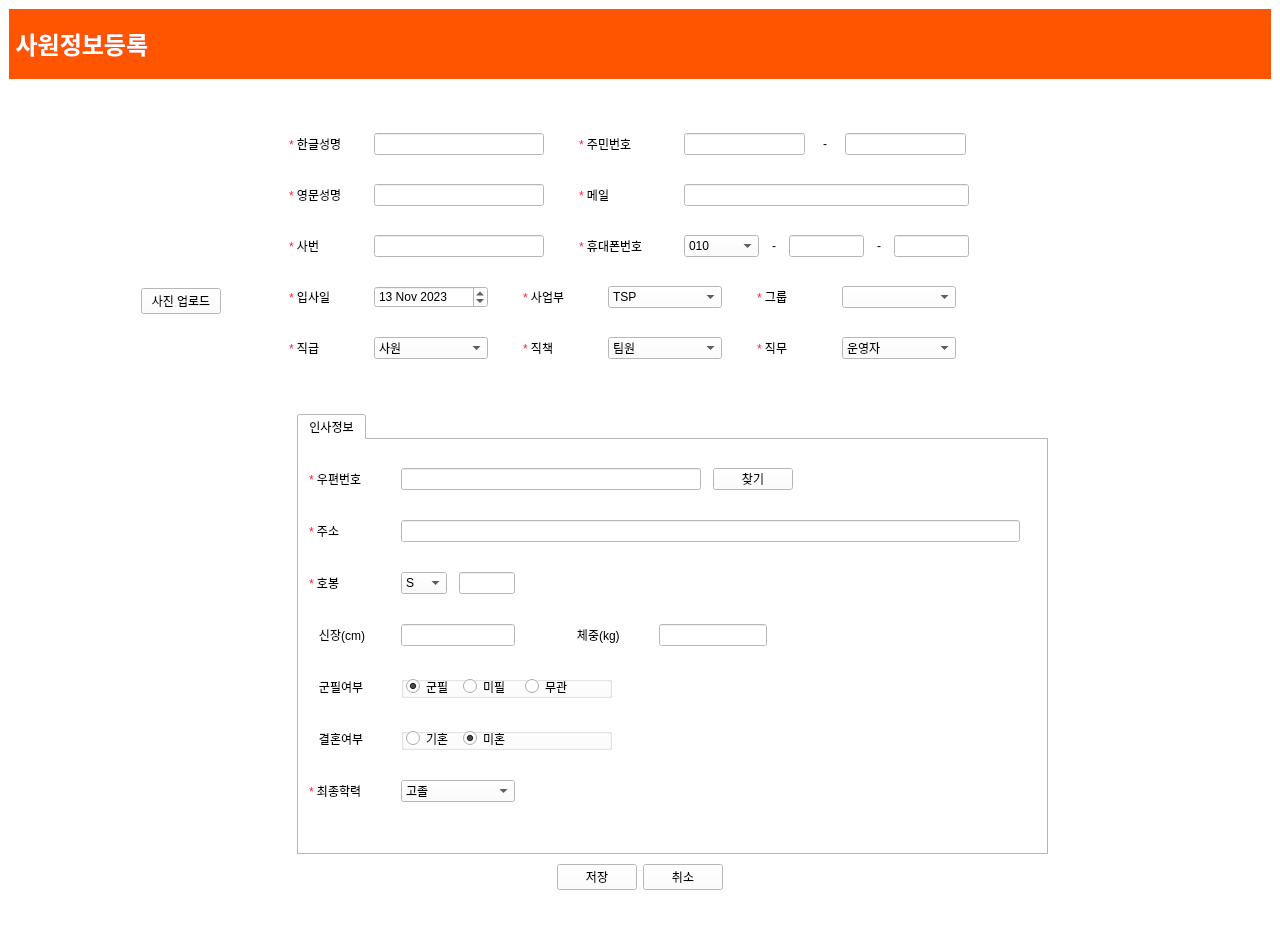
First picture: the form in emp_regist.ui, repository hyeona-jeong/HRIS, before the edit.
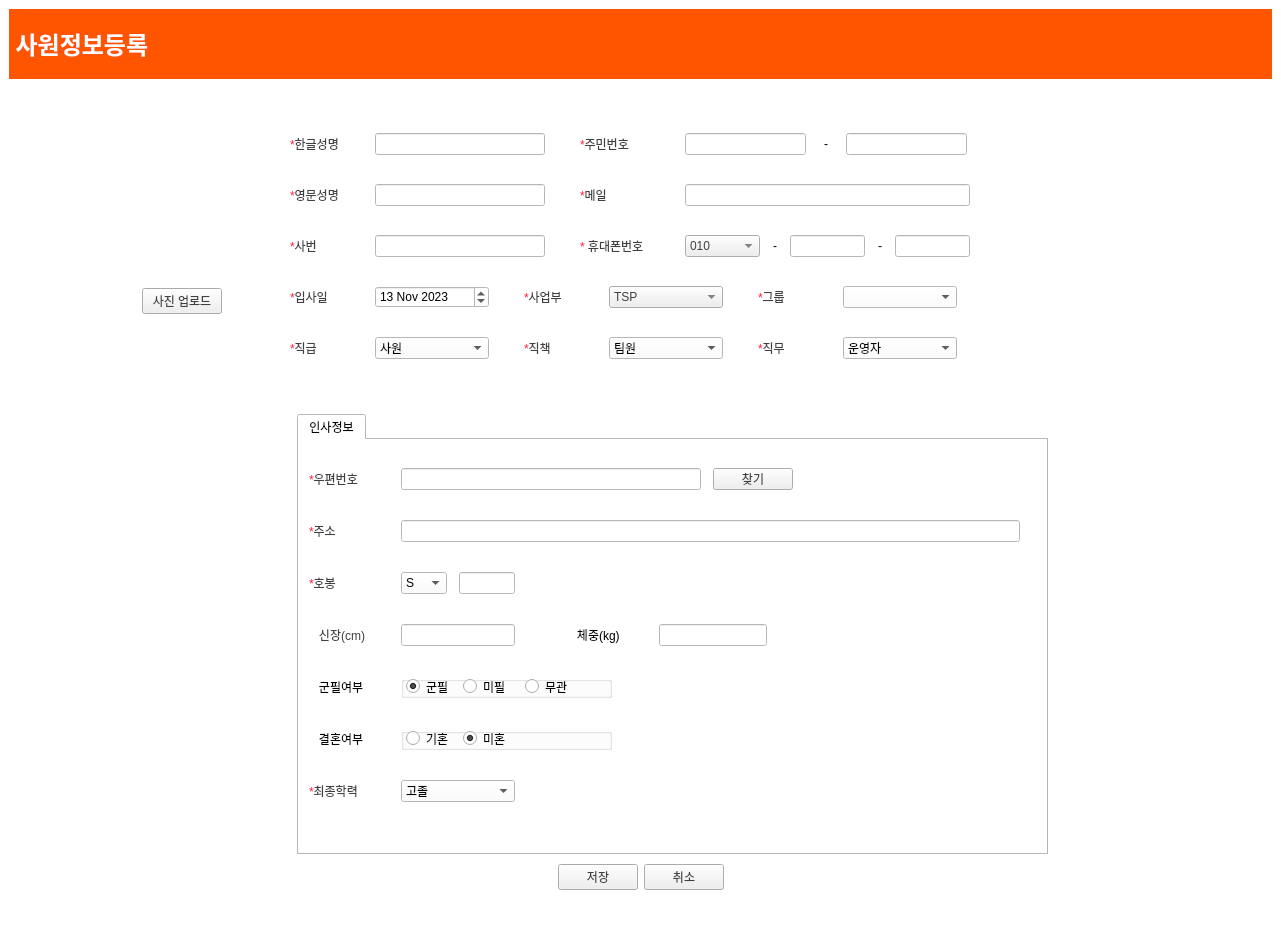
Second picture: the form after the edit. Icons and pictures are not drawn.

```diff
--- a/emp_regist.ui
+++ b/emp_regist.ui
@@ -6,7 +6,7 @@
    <rect>
     <x>0</x>
     <y>0</y>
-    <width>1280</width>
+    <width>1281</width>
     <height>939</height>
    </rect>
   </property>
@@ -596,6 +596,9 @@
             </item>
             <item>
              <widget class="QPushButton" name="addImgBtn">
+              <property name="styleSheet">
+               <string notr="true">color:#404040;</string>
+              </property>
               <property name="text">
                <string>사진 업로드</string>
               </property>
@@ -688,7 +691,7 @@
                </size>
               </property>
               <property name="text">
-               <string>&lt;html&gt;&lt;head/&gt;&lt;body&gt;&lt;p&gt;&lt;span style=&quot; color:#ff1d3b;&quot;&gt;*&lt;/span&gt;&amp;nbsp;한글성명&lt;/p&gt;&lt;/body&gt;&lt;/html&gt;</string>
+               <string>&lt;html&gt;&lt;head/&gt;&lt;body&gt;&lt;p&gt;&lt;span style=&quot; color:#ff1d3b;&quot;&gt;*&lt;/span&gt;&lt;span style=&quot; color:#404040;&quot;&gt;한글성명&lt;/span&gt;&lt;/p&gt;&lt;/body&gt;&lt;/html&gt;</string>
               </property>
               <property name="alignment">
                <set>Qt::AlignLeading|Qt::AlignLeft|Qt::AlignVCenter</set>
@@ -754,8 +757,7 @@
                </size>
               </property>
               <property name="text">
-               <string>
-&lt;html&gt;&lt;head/&gt;&lt;body&gt;&lt;p&gt;&lt;span style=&quot; color:#ff1d3b;&quot;&gt;*&lt;/span&gt;&amp;nbsp;주민번호&lt;/p&gt;&lt;/body&gt;&lt;/html&gt;</string>
+               <string>&lt;html&gt;&lt;head/&gt;&lt;body&gt;&lt;p&gt;&lt;span style=&quot; color:#ff1d3b;&quot;&gt;*&lt;/span&gt;&lt;span style=&quot; color:#404040;&quot;&gt;주민번호&lt;/span&gt;&lt;/p&gt;&lt;/body&gt;&lt;/html&gt;</string>
               </property>
               <property name="alignment">
                <set>Qt::AlignLeading|Qt::AlignLeft|Qt::AlignVCenter</set>
@@ -872,7 +874,7 @@
                </size>
               </property>
               <property name="text">
-               <string>&lt;html&gt;&lt;head/&gt;&lt;body&gt;&lt;p&gt;&lt;span style=&quot; color:#ff1d3b;&quot;&gt;*&lt;/span&gt;&amp;nbsp;영문성명&lt;/p&gt;&lt;/body&gt;&lt;/html&gt;</string>
+               <string>&lt;html&gt;&lt;head/&gt;&lt;body&gt;&lt;p&gt;&lt;span style=&quot; color:#ff1d3b;&quot;&gt;*&lt;/span&gt;&lt;span style=&quot; color:#404040;&quot;&gt;영문성명&lt;/span&gt;&lt;/p&gt;&lt;/body&gt;&lt;/html&gt;</string>
               </property>
               <property name="alignment">
                <set>Qt::AlignLeading|Qt::AlignLeft|Qt::AlignVCenter</set>
@@ -938,8 +940,7 @@
                </size>
               </property>
               <property name="text">
-               <string>
-&lt;html&gt;&lt;head/&gt;&lt;body&gt;&lt;p&gt;&lt;span style=&quot; color:#ff1d3b;&quot;&gt;*&lt;/span&gt;&amp;nbsp;메일&lt;/p&gt;&lt;/body&gt;&lt;/html&gt;</string>
+               <string>&lt;html&gt;&lt;head/&gt;&lt;body&gt;&lt;p&gt;&lt;span style=&quot; color:#ff1d3b;&quot;&gt;*&lt;/span&gt;&lt;span style=&quot; color:#404040;&quot;&gt;메일&lt;/span&gt;&lt;/p&gt;&lt;/body&gt;&lt;/html&gt;</string>
               </property>
               <property name="alignment">
                <set>Qt::AlignLeading|Qt::AlignLeft|Qt::AlignVCenter</set>
@@ -1006,8 +1007,7 @@
                </size>
               </property>
               <property name="text">
-               <string>
-&lt;html&gt;&lt;head/&gt;&lt;body&gt;&lt;p&gt;&lt;span style=&quot; color:#ff1d3b;&quot;&gt;*&lt;/span&gt;&amp;nbsp;사번&lt;/p&gt;&lt;/body&gt;&lt;/html&gt;</string>
+               <string>&lt;html&gt;&lt;head/&gt;&lt;body&gt;&lt;p&gt;&lt;span style=&quot; color:#ff1d3b;&quot;&gt;*&lt;/span&gt;&lt;span style=&quot; color:#404040;&quot;&gt;사번&lt;/span&gt;&lt;/p&gt;&lt;/body&gt;&lt;/html&gt;</string>
               </property>
               <property name="alignment">
                <set>Qt::AlignLeading|Qt::AlignLeft|Qt::AlignVCenter</set>
@@ -1076,8 +1076,7 @@
                </size>
               </property>
               <property name="text">
-               <string>
-&lt;html&gt;&lt;head/&gt;&lt;body&gt;&lt;p&gt;&lt;span style=&quot; color:#ff1d3b;&quot;&gt;*&lt;/span&gt;&amp;nbsp;휴대폰번호&lt;/p&gt;&lt;/body&gt;&lt;/html&gt;</string>
+               <string>&lt;html&gt;&lt;head/&gt;&lt;body&gt;&lt;p&gt;&lt;span style=&quot; color:#ff1d3b;&quot;&gt;* &lt;/span&gt;&lt;span style=&quot; color:#404040;&quot;&gt;휴대폰번호 &lt;/span&gt;&lt;/p&gt;&lt;/body&gt;&lt;/html&gt;</string>
               </property>
               <property name="alignment">
                <set>Qt::AlignLeading|Qt::AlignLeft|Qt::AlignVCenter</set>
@@ -1098,6 +1097,9 @@
                 <height>22</height>
                </size>
               </property>
+              <property name="styleSheet">
+               <string notr="true">color:#404040;</string>
+              </property>
               <item>
                <property name="text">
                 <string>010</string>
@@ -1288,8 +1290,7 @@
                </size>
               </property>
               <property name="text">
-               <string>
-&lt;html&gt;&lt;head/&gt;&lt;body&gt;&lt;p&gt;&lt;span style=&quot; color:#ff1d3b;&quot;&gt;*&lt;/span&gt;&amp;nbsp;입사일&lt;/p&gt;&lt;/body&gt;&lt;/html&gt;</string>
+               <string>&lt;html&gt;&lt;head/&gt;&lt;body&gt;&lt;p&gt;&lt;span style=&quot; color:#ff1d3b;&quot;&gt;*&lt;/span&gt;&lt;span style=&quot; color:#404040;&quot;&gt;입사일&lt;/span&gt;&lt;/p&gt;&lt;/body&gt;&lt;/html&gt;</string>
               </property>
               <property name="alignment">
                <set>Qt::AlignLeading|Qt::AlignLeft|Qt::AlignVCenter</set>
@@ -1382,8 +1383,7 @@
                </size>
               </property>
               <property name="text">
-               <string>
-&lt;html&gt;&lt;head/&gt;&lt;body&gt;&lt;p&gt;&lt;span style=&quot; color:#ff1d3b;&quot;&gt;*&lt;/span&gt;&amp;nbsp;사업부&lt;/p&gt;&lt;/body&gt;&lt;/html&gt;</string>
+               <string>&lt;html&gt;&lt;head/&gt;&lt;body&gt;&lt;p&gt;&lt;span style=&quot; color:#ff1d3b;&quot;&gt;*&lt;/span&gt;&lt;span style=&quot; color:#404040;&quot;&gt;사업부&lt;/span&gt;&lt;/p&gt;&lt;/body&gt;&lt;/html&gt;</string>
               </property>
               <property name="alignment">
                <set>Qt::AlignLeading|Qt::AlignLeft|Qt::AlignVCenter</set>
@@ -1404,6 +1404,9 @@
                 <height>22</height>
                </size>
               </property>
+              <property name="styleSheet">
+               <string notr="true">color:#404040;</string>
+              </property>
               <item>
                <property name="text">
                 <string>TSP</string>
@@ -1473,7 +1476,7 @@
                </size>
               </property>
               <property name="text">
-               <string>&lt;html&gt;&lt;head/&gt;&lt;body&gt;&lt;p&gt;&lt;span style=&quot; color:#ff1d3b;&quot;&gt;*&lt;/span&gt; 그룹&lt;/p&gt;&lt;/body&gt;&lt;/html&gt;</string>
+               <string>&lt;html&gt;&lt;head/&gt;&lt;body&gt;&lt;p&gt;&lt;span style=&quot; color:#ff1d3b;&quot;&gt;*&lt;/span&gt;&lt;span style=&quot; color:#404040;&quot;&gt;그룹&lt;/span&gt;&lt;/p&gt;&lt;/body&gt;&lt;/html&gt;</string>
               </property>
               <property name="alignment">
                <set>Qt::AlignLeading|Qt::AlignLeft|Qt::AlignVCenter</set>
@@ -1534,8 +1537,7 @@
                </size>
               </property>
               <property name="text">
-               <string>
-&lt;html&gt;&lt;head/&gt;&lt;body&gt;&lt;p&gt;&lt;span style=&quot; color:#ff1d3b;&quot;&gt;*&lt;/span&gt;&amp;nbsp;직급&lt;/p&gt;&lt;/body&gt;&lt;/html&gt;</string>
+               <string>&lt;html&gt;&lt;head/&gt;&lt;body&gt;&lt;p&gt;&lt;span style=&quot; color:#ff1d3b;&quot;&gt;*&lt;/span&gt;&lt;span style=&quot; color:#404040;&quot;&gt;직급&lt;/span&gt;&lt;/p&gt;&lt;/body&gt;&lt;/html&gt;</string>
               </property>
               <property name="alignment">
                <set>Qt::AlignLeading|Qt::AlignLeft|Qt::AlignVCenter</set>
@@ -1640,8 +1642,7 @@
                </size>
               </property>
               <property name="text">
-               <string>
-&lt;html&gt;&lt;head/&gt;&lt;body&gt;&lt;p&gt;&lt;span style=&quot; color:#ff1d3b;&quot;&gt;*&lt;/span&gt;&amp;nbsp;직책&lt;/p&gt;&lt;/body&gt;&lt;/html&gt;</string>
+               <string>&lt;html&gt;&lt;head/&gt;&lt;body&gt;&lt;p&gt;&lt;span style=&quot; color:#ff1d3b;&quot;&gt;*&lt;/span&gt;&lt;span style=&quot; color:#404040;&quot;&gt;직책&lt;/span&gt;&lt;/p&gt;&lt;/body&gt;&lt;/html&gt;</string>
               </property>
               <property name="alignment">
                <set>Qt::AlignLeading|Qt::AlignLeft|Qt::AlignVCenter</set>
@@ -1738,8 +1739,7 @@
                </size>
               </property>
               <property name="text">
-               <string>
-&lt;html&gt;&lt;head/&gt;&lt;body&gt;&lt;p&gt;&lt;span style=&quot; color:#ff1d3b;&quot;&gt;*&lt;/span&gt;&amp;nbsp;직무&lt;/p&gt;&lt;/body&gt;&lt;/html&gt;</string>
+               <string>&lt;html&gt;&lt;head/&gt;&lt;body&gt;&lt;p&gt;&lt;span style=&quot; color:#ff1d3b;&quot;&gt;*&lt;/span&gt;&lt;span style=&quot; color:#404040;&quot;&gt;직무&lt;/span&gt;&lt;/p&gt;&lt;/body&gt;&lt;/html&gt;</string>
               </property>
               <property name="alignment">
                <set>Qt::AlignLeading|Qt::AlignLeft|Qt::AlignVCenter</set>
@@ -1920,8 +1920,7 @@
                    </size>
                   </property>
                   <property name="text">
-                   <string>
-&lt;html&gt;&lt;head/&gt;&lt;body&gt;&lt;p&gt;&lt;span style=&quot; color:#ff1d3b;&quot;&gt;*&lt;/span&gt;&amp;nbsp;우편번호&lt;/p&gt;&lt;/body&gt;&lt;/html&gt;</string>
+                   <string>&lt;html&gt;&lt;head/&gt;&lt;body&gt;&lt;p&gt;&lt;span style=&quot; color:#ff1d3b;&quot;&gt;*&lt;/span&gt;&lt;span style=&quot; color:#404040;&quot;&gt;우편번호&lt;/span&gt;&lt;/p&gt;&lt;/body&gt;&lt;/html&gt;</string>
                   </property>
                   <property name="alignment">
                    <set>Qt::AlignLeading|Qt::AlignLeft|Qt::AlignVCenter</set>
@@ -1964,6 +1963,9 @@
                     <height>22</height>
                    </size>
                   </property>
+                  <property name="styleSheet">
+                   <string notr="true">color:#404040;</string>
+                  </property>
                   <property name="text">
                    <string>찾기</string>
                   </property>
@@ -2007,8 +2009,7 @@
                    </size>
                   </property>
                   <property name="text">
-                   <string>
-&lt;html&gt;&lt;head/&gt;&lt;body&gt;&lt;p&gt;&lt;span style=&quot; color:#ff1d3b;&quot;&gt;*&lt;/span&gt;&amp;nbsp;주소&lt;/p&gt;&lt;/body&gt;&lt;/html&gt;</string>
+                   <string>&lt;html&gt;&lt;head/&gt;&lt;body&gt;&lt;p&gt;&lt;span style=&quot; color:#ff1d3b;&quot;&gt;*&lt;/span&gt;&lt;span style=&quot; color:#404040;&quot;&gt;주소&lt;/span&gt;&lt;/p&gt;&lt;/body&gt;&lt;/html&gt;</string>
                   </property>
                   <property name="alignment">
                    <set>Qt::AlignLeading|Qt::AlignLeft|Qt::AlignVCenter</set>
@@ -2062,8 +2063,7 @@
                    </size>
                   </property>
                   <property name="text">
-                   <string>
-&lt;html&gt;&lt;head/&gt;&lt;body&gt;&lt;p&gt;&lt;span style=&quot; color:#ff1d3b;&quot;&gt;*&lt;/span&gt;&amp;nbsp;호봉&lt;/p&gt;&lt;/body&gt;&lt;/html&gt;</string>
+                   <string>&lt;html&gt;&lt;head/&gt;&lt;body&gt;&lt;p&gt;&lt;span style=&quot; color:#ff1d3b;&quot;&gt;*&lt;/span&gt;&lt;span style=&quot; color:#404040;&quot;&gt;호봉&lt;/span&gt;&lt;/p&gt;&lt;/body&gt;&lt;/html&gt;</string>
                   </property>
                   <property name="alignment">
                    <set>Qt::AlignLeading|Qt::AlignLeft|Qt::AlignVCenter</set>
@@ -2172,6 +2172,9 @@
                     <height>20</height>
                    </size>
                   </property>
+                  <property name="styleSheet">
+                   <string notr="true">color:#404040;</string>
+                  </property>
                   <property name="text">
                    <string>   신장(cm)</string>
                   </property>
@@ -2525,8 +2528,7 @@
                    </size>
                   </property>
                   <property name="text">
-                   <string>
-&lt;html&gt;&lt;head/&gt;&lt;body&gt;&lt;p&gt;&lt;span style=&quot; color:#ff1d3b;&quot;&gt;*&lt;/span&gt;&amp;nbsp;최종학력&lt;/p&gt;&lt;/body&gt;&lt;/html&gt;</string>
+                   <string>&lt;html&gt;&lt;head/&gt;&lt;body&gt;&lt;p&gt;&lt;span style=&quot; color:#ff1d3b;&quot;&gt;*&lt;/span&gt;&lt;span style=&quot; color:#404040;&quot;&gt;최종학력&lt;/span&gt;&lt;/p&gt;&lt;/body&gt;&lt;/html&gt;</string>
                   </property>
                   <property name="alignment">
                    <set>Qt::AlignLeading|Qt::AlignLeft|Qt::AlignVCenter</set>
@@ -2649,6 +2651,9 @@
         </item>
         <item>
          <widget class="QPushButton" name="saveBtn">
+          <property name="styleSheet">
+           <string notr="true">color:#404040;</string>
+          </property>
           <property name="text">
            <string>저장</string>
           </property>
@@ -2656,6 +2661,9 @@
         </item>
         <item>
          <widget class="QPushButton" name="cnlBtn">
+          <property name="styleSheet">
+           <string notr="true">color:#404040;</string>
+          </property>
           <property name="text">
            <string>취소</string>
           </property>
```
